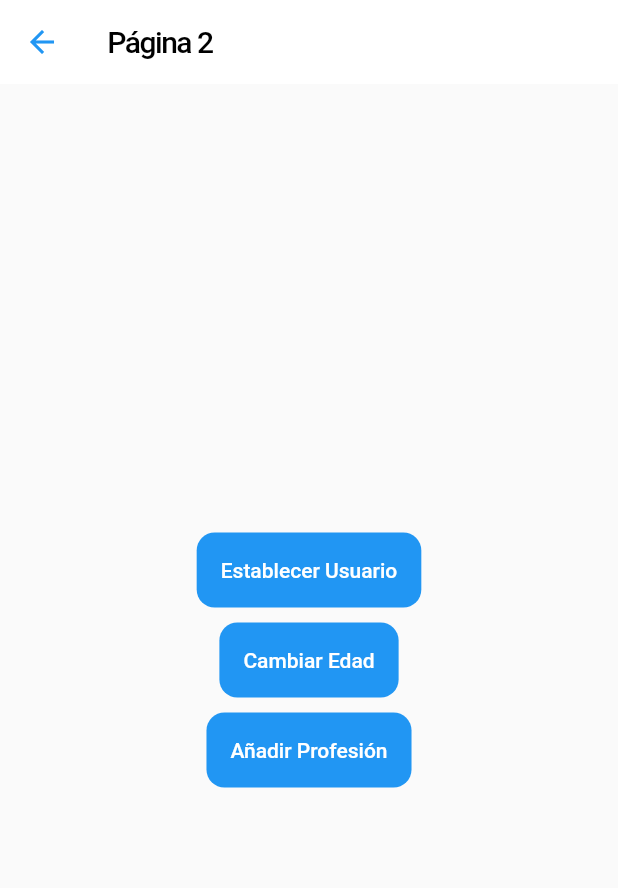
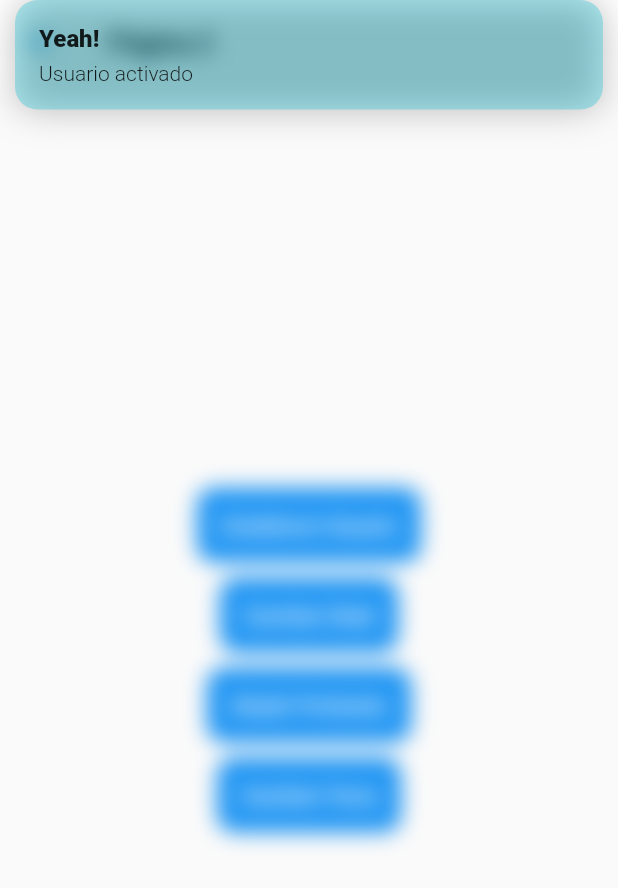
Before and after one commit to mpadfi/flutter-estados, a Flutter app: the Page2Page screen opened by its route, after a tap on "Establecer Usuario", on a phone screen of 412 x 824 dp. Shown: the top 888 px of the screen. Run offline on Flutter 3.47's test engine with Material 2 defaults, Android fonts, the phone set to English and light mode, and no system bars; our stand-ins replace get; network calls fail.

Commit message:
GetX finish

```diff
--- /dev/null
+++ b/lib/controllers/usuario_controller.dart
@@ -0,0 +1,28 @@
+import 'package:estados/models/usuario.dart';
+import 'package:get/get.dart';
+
+class UsuarioController extends GetxController {
+  var existeUsuario = false.obs;
+  var usuario = Usuario().obs;
+
+  int get profesionesCount {
+    return usuario.value.profesiones.length;
+  }
+
+  void cargarUsuario(Usuario user) {
+    existeUsuario.value = true;
+    usuario.value = user;
+  }
+
+  void cambiarEdad(int newEdad) {
+    usuario.update((val) {
+      val!.edad = newEdad;
+    });
+  }
+
+  void agregarProfesion(String profesion) {
+    usuario.update((val) {
+      val!.profesiones = [...val.profesiones, profesion];
+    });
+  }
+}
--- a/lib/models/usuario.dart
+++ b/lib/models/usuario.dart
@@ -1,11 +1,11 @@
 class Usuario {
-  String nombre;
+  String? nombre;
   int? edad;
-  List<String>? profesiones;
+  List<String> profesiones;
 
   Usuario({
-    required this.nombre,
+    this.nombre,
     this.edad,
-    this.profesiones,
+    this.profesiones = const [],
   });
 }
--- a/lib/pages/page1.dart
+++ b/lib/pages/page1.dart
@@ -1,33 +1,73 @@
 import 'package:flutter/material.dart';
+import 'package:get/get.dart';
+
+import 'package:estados/models/usuario.dart';
+import 'package:estados/controllers/usuario_controller.dart';
 
 class Page1Page extends StatelessWidget {
   @override
   Widget build(BuildContext context) {
+    //
+    final usuarioCtrl = Get.put(UsuarioController());
+
     return Scaffold(
       appBar: AppBar(
-        title: const Text('Página 1',
+        title: Row(
+          children: const [
+            Image(
+              image: NetworkImage('https://res.cloudinary.com/strapi/image/upload/v1621261454/logo_vgoldp.png'),
+              height: 40,
+            ),
+            Text('GetX',
                 style: TextStyle(
                   color: Colors.black,
                   fontSize: 28,
                   fontWeight: FontWeight.w900,
                   letterSpacing: -1,
                 )),
+          ],
+        ),
         backgroundColor: Colors.white,
         elevation: 0,
         centerTitle: false,
         leadingWidth: 0,
       ),
-      body: const InformacionUsuario(),
+      body: Obx(
+        () => usuarioCtrl.existeUsuario.value
+            ? InformacionUsuario(
+                usuario: usuarioCtrl.usuario.value,
+              )
+            : const NoInfo(),
+      ),
       floatingActionButton: FloatingActionButton(
-        onPressed: () => Navigator.pushNamed(context, 'page2'),
+        // onPressed: () => Navigator.pushNamed(context, 'page2'),
+        onPressed: () => Get.toNamed('page2', arguments: {
+          'nombre': 'Manuel',
+          'edad': 41,
+        }),
         child: const Icon(Icons.arrow_forward_ios),
       ),
     );
   }
 }
 
+class NoInfo extends StatelessWidget {
+  const NoInfo({super.key});
+
+  @override
+  Widget build(BuildContext context) {
+    return Container(
+        child: const Center(
+      child: Text('No hay usuario seleccionado'),
+    ));
+  }
+}
+
 class InformacionUsuario extends StatelessWidget {
-  const InformacionUsuario({super.key});
+  //
+  final Usuario usuario;
+
+  const InformacionUsuario({super.key, required this.usuario});
 
   @override
   Widget build(BuildContext context) {
@@ -37,19 +77,19 @@ class InformacionUsuario extends StatelessWidget {
         padding: const EdgeInsets.all(20.0),
         child: Column(
           crossAxisAlignment: CrossAxisAlignment.start,
-          children: const [
-            Text('General', style: TextStyle(fontSize: 18, fontWeight: FontWeight.bold)),
-            Divider(),
-            ListTile(title: Text('Nombre: ')),
-            ListTile(title: Text('Edad: ')),
-            SizedBox(
+          children: [
+            const Text('General', style: TextStyle(fontSize: 18, fontWeight: FontWeight.bold)),
+            const Divider(),
+            ListTile(title: Text('Nombre: ${usuario.nombre}')),
+            ListTile(title: Text('Edad: ${usuario.edad}')),
+            const SizedBox(
               height: 20,
             ),
-            Text('Profesiones', style: TextStyle(fontSize: 18, fontWeight: FontWeight.bold)),
-            Divider(),
-            ListTile(title: Text('Profesion 1: ')),
-            ListTile(title: Text('Profesion 2: ')),
-            ListTile(title: Text('Profesion 3: ')),
+            const Text('Profesiones', style: TextStyle(fontSize: 18, fontWeight: FontWeight.bold)),
+            const Divider(),
+
+            // usamos spread porque estamos dentro de un arreglo
+            ...usuario.profesiones.map((e) => ListTile(title: Text(e))).toList()
           ],
         ));
   }
--- a/lib/pages/page2.dart
+++ b/lib/pages/page2.dart
@@ -1,8 +1,15 @@
+import 'package:estados/controllers/usuario_controller.dart';
+import 'package:estados/models/usuario.dart';
 import 'package:flutter/material.dart';
+import 'package:get/get.dart';
 
 class Page2Page extends StatelessWidget {
   @override
   Widget build(BuildContext context) {
+    //
+    // print(Get.arguments['nombre']);
+    final usuarioCtrl = Get.find<UsuarioController>();
+
     return Scaffold(
       appBar: AppBar(
         title: const Text(
@@ -18,16 +25,38 @@ class Page2Page extends StatelessWidget {
           mainAxisAlignment: MainAxisAlignment.center,
           children: [
             _Boton(
-              () {},
+              () {
+                usuarioCtrl.cargarUsuario(Usuario(nombre: 'Manuel', edad: 41));
+                Get.snackbar(
+                  'Yeah!',
+                  'Usuario activado',
+                  backgroundColor: Colors.cyan.withOpacity(0.3),
+                  boxShadows: [
+                    const BoxShadow(
+                      color: Colors.black26,
+                      blurRadius: 20,
+                    )
+                  ],
+                );
+              },
               'Establecer Usuario',
             ),
             const SizedBox(height: 10),
             _Boton(
-              () {},
+              () {
+                usuarioCtrl.cambiarEdad(25);
+              },
               'Cambiar Edad',
             ),
             const SizedBox(height: 10),
-            _Boton(() {}, 'Añadir Profesión'),
+            _Boton(() {
+              // usuarioCtrl.agregarProfesion('Profesión #${usuarioCtrl.usuario.value.profesiones.length}');
+              usuarioCtrl.agregarProfesion('Profesión #${usuarioCtrl.profesionesCount + 1}');
+            }, 'Añadir Profesión'),
+            const SizedBox(height: 10),
+            _Boton(() {
+              Get.changeTheme(Get.isDarkMode ? ThemeData.light() : ThemeData.dark());
+            }, 'Cambiar Tema')
           ],
         ),
       ),
--- a/pubspec.yaml
+++ b/pubspec.yaml
@@ -36,7 +36,7 @@ dependencies:
   # The following adds the Cupertino Icons font to your application.
   # Use with the CupertinoIcons class for iOS style icons.
   cupertino_icons: ^1.0.2
-  provider: ^6.0.5
+  get: ^4.6.5
 
 dev_dependencies:
   flutter_test:
```
Also changed, not shown: lib/main.dart (+11 -9 lines), pubspec.lock. Lines whose indentation alone changed are shown as unchanged.
